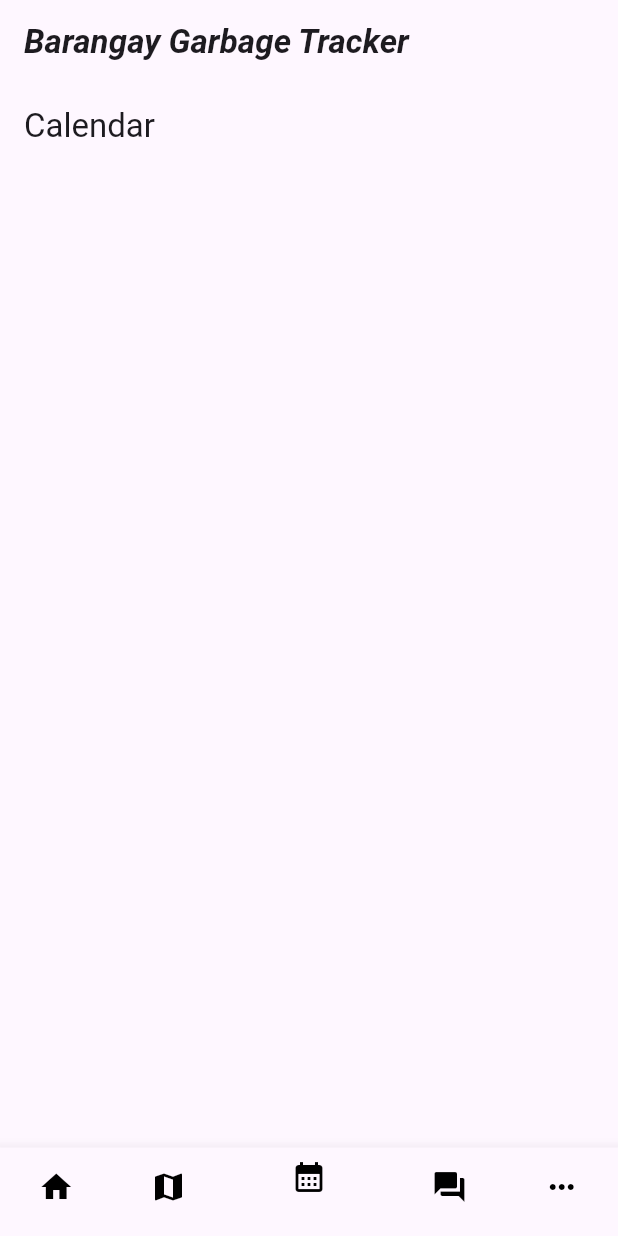
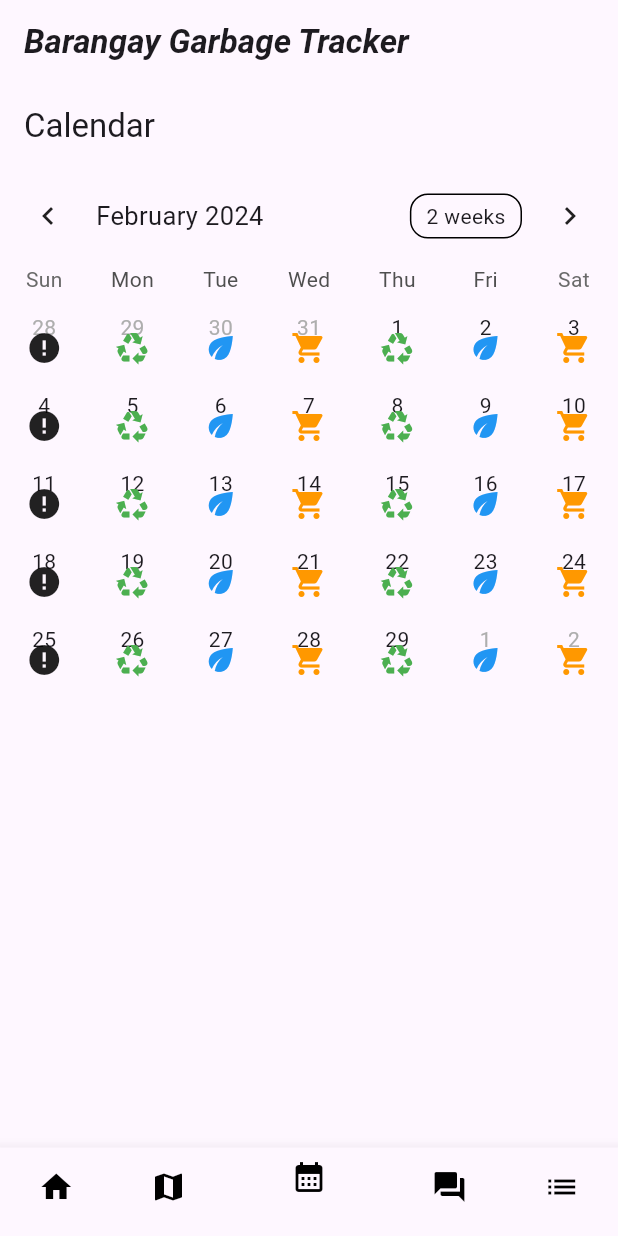
Before and after one commit to johanndgzmn/Criminal-Management, a Flutter app: the screen it shows after launch, item 3 of the bottom bar chosen, on a phone screen of 412 x 824 dp. Run offline on Flutter 3.47's test engine with Material 3 defaults, Android fonts, the phone set to English and light mode, and no system bars; drawn by our look-alikes of table_calendar; our stand-ins replace firebase_core, flutter_local_notifications; accounts and stored records are empty.

Commit message:
Added schedule, forum, and employee list.

```diff
--- a/lib/main.dart
+++ b/lib/main.dart
@@ -73,7 +73,7 @@ class _RootPageState extends State<RootPage> {
           ),
           BottomNavigationBarItem(
             icon: Icon(
-              Icons.more_horiz,
+              Icons.list,
               color: Colors.black,
             ),
             label: '',
--- a/lib/schedule.dart
+++ b/lib/schedule.dart
@@ -1,19 +1,84 @@
 import 'package:flutter/material.dart';
+import 'package:table_calendar/table_calendar.dart';
 
 class SchedulePage extends StatefulWidget {
-  const SchedulePage({super.key});
+  const SchedulePage({Key? key}) : super(key: key);
 
   @override
   State<SchedulePage> createState() => _ScheduleState();
 }
 
 class _ScheduleState extends State<SchedulePage> {
+  late CalendarFormat _calendarFormat;
+  late DateTime _focusedDay;
+  late DateTime _selectedDay;
+
+  @override
+  void initState() {
+    super.initState();
+    _calendarFormat = CalendarFormat.month;
+    _focusedDay = DateTime.now();
+    _selectedDay = DateTime.now();
+  }
+
+  Icon getIconForDay(DateTime day) {
+    final int weekday = day.weekday;
+    switch (weekday) {
+      case DateTime.monday:
+      case DateTime.thursday:
+        return const Icon(Icons.recycling, color: Colors.green);
+      case DateTime.tuesday:
+      case DateTime.friday:
+        return const Icon(Icons.eco, color: Colors.blue);
+      case DateTime.wednesday:
+      case DateTime.saturday:
+        return const Icon(Icons.shopping_cart, color: Colors.orange);
+      default:
+        return const Icon(Icons.error);
+    }
+  }
+
   @override
   Widget build(BuildContext context) {
     return Scaffold(
       appBar: AppBar(
         title: const Text('Calendar'),
       ),
+      body: TableCalendar(
+        firstDay: DateTime.utc(2021, 1, 1),
+        lastDay: DateTime.utc(2030, 12, 31),
+        focusedDay: _focusedDay,
+        calendarFormat: _calendarFormat,
+        selectedDayPredicate: (day) {
+          return isSameDay(_selectedDay, day);
+        },
+        onDaySelected: (selectedDay, focusedDay) {
+          setState(() {
+            _selectedDay = selectedDay;
+            _focusedDay = focusedDay;
+          });
+        },
+        calendarBuilders: CalendarBuilders(
+          defaultBuilder: (context, date, _) {
+            return Center(
+              child: Text('${date.day}'),
+            );
+          },
+          selectedBuilder: (context, date, _) {
+            return Center(
+              child: Text('${date.day}'),
+            );
+          },
+          todayBuilder: (context, date, _) {
+            return Center(
+              child: Text('${date.day}'),
+            );
+          },
+          markerBuilder: (context, date, events) {
+            return getIconForDay(date);
+          },
+        ),
+      ),
     );
   }
 }
--- a/pubspec.yaml
+++ b/pubspec.yaml
@@ -33,11 +33,12 @@ dependencies:
   firebase_core: ^2.25.4
   firebase_messaging: ^14.7.15
   flutter_local_notifications: ^16.3.2
+  table_calendar: ^3.0.0
 
   # The following adds the Cupertino Icons font to your application.
   # Use with the CupertinoIcons class for iOS style icons.
   cupertino_icons: ^1.0.2
-  intl: ^0.19.0
+  intl: ^0.18.1
 
 dev_dependencies:
   flutter_test:
```
Also changed, not shown: lib/createforum.dart (added, +63 -0 lines), lib/createlist.dart (added, +111 -0 lines), lib/forum.dart (+61 -23 lines), lib/list.dart (+50 -0 lines), pubspec.lock, 1 other file.
